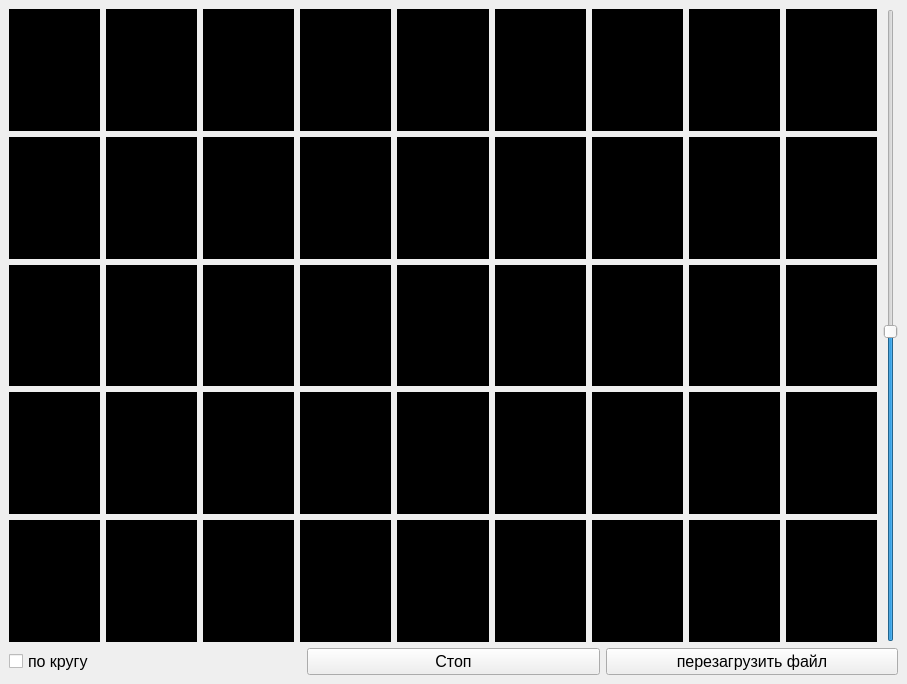
ungverd/ShiningSphereViewer, file SphereViewer.ui: the form before one commit.
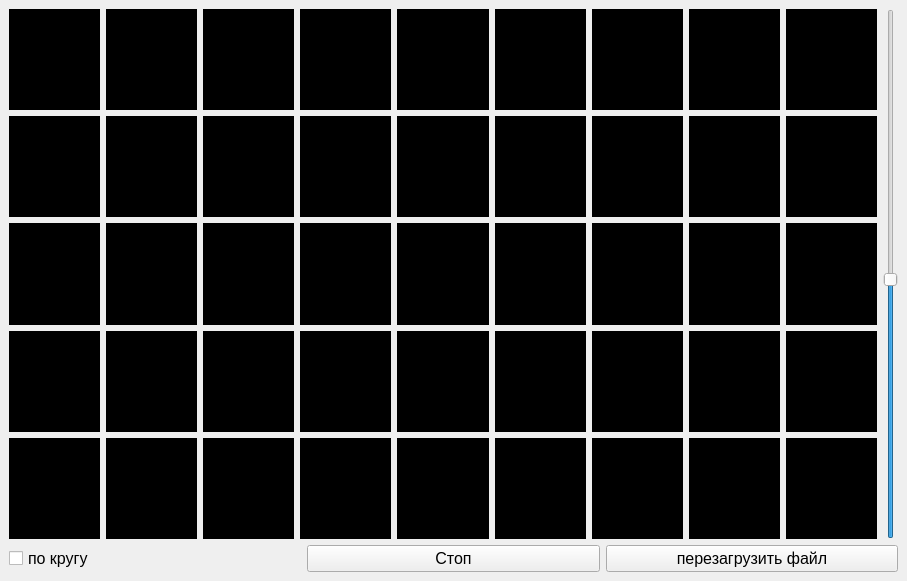
The form after the commit.

What changed in the file:
```diff
--- a/SphereViewer.ui
+++ b/SphereViewer.ui
@@ -7,7 +7,7 @@
     <x>0</x>
     <y>0</y>
     <width>907</width>
-    <height>684</height>
+    <height>581</height>
    </rect>
   </property>
   <property name="font">
```
